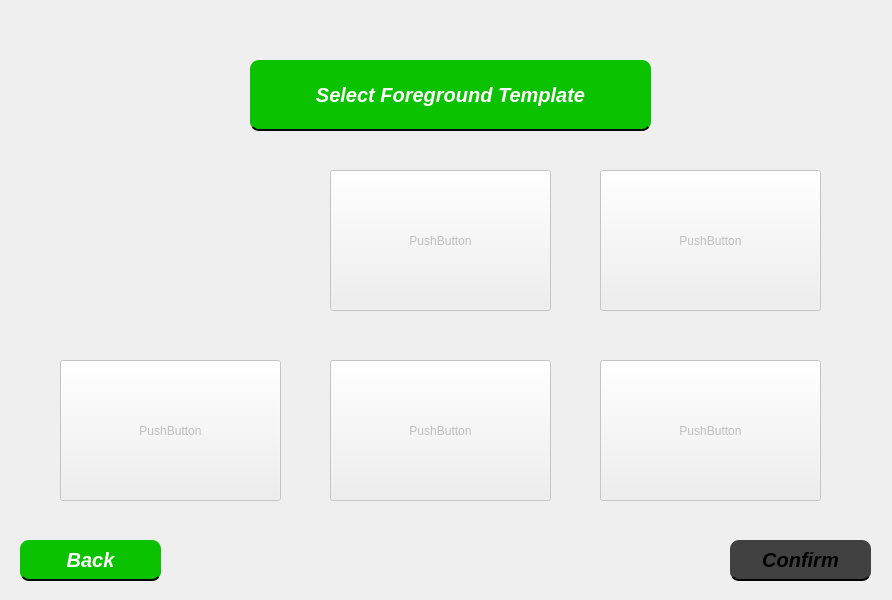
The window that foreground.ui (Hitagi7/qt-brbooth) describes before a commit, drawn with Qt 5.
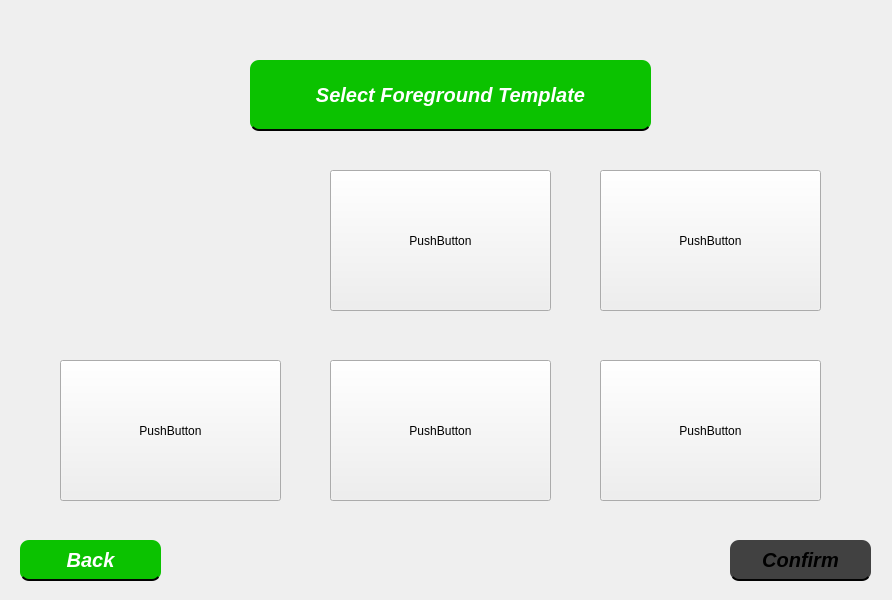
The same window after the commit. Icons and pictures are not drawn.

Commit message: Fixed the Back Button and Background is Universal

Diff of the .ui file:
```diff
--- a/foreground.ui
+++ b/foreground.ui
@@ -3,7 +3,7 @@
  <class>Foreground</class>
  <widget class="QWidget" name="Foreground">
   <property name="enabled">
-   <bool>false</bool>
+   <bool>true</bool>
   </property>
   <property name="geometry">
    <rect>
```
Left out of the diff: 9 changed lines with no effect on the pictures. The commit also changes 5 other files.
